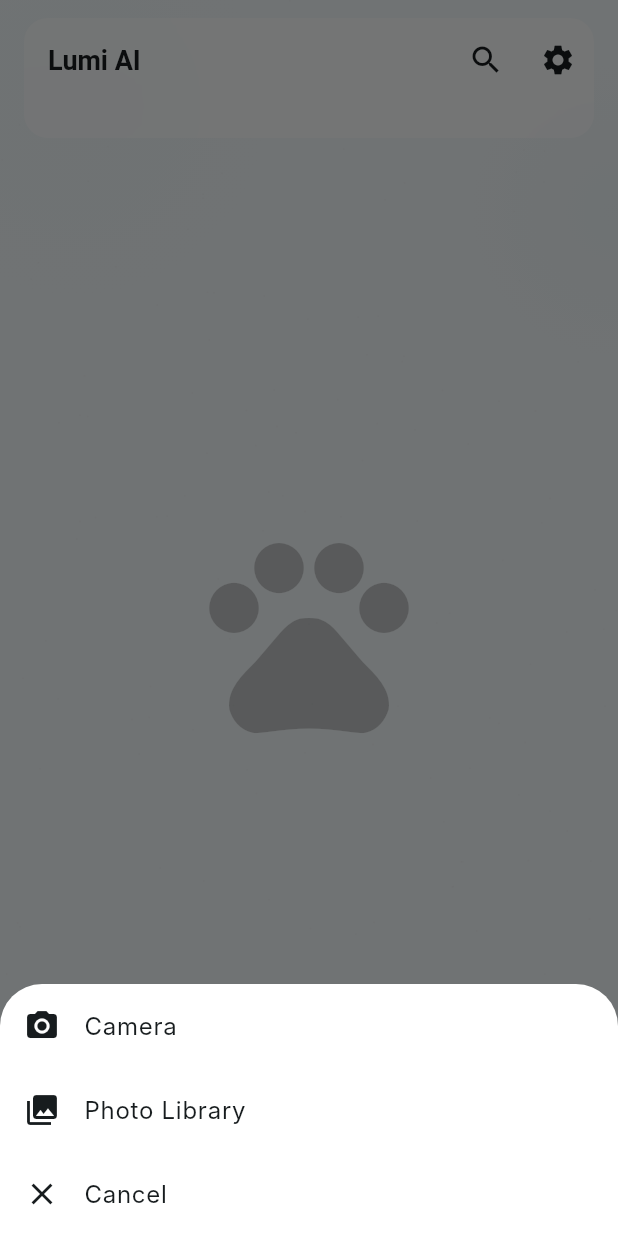
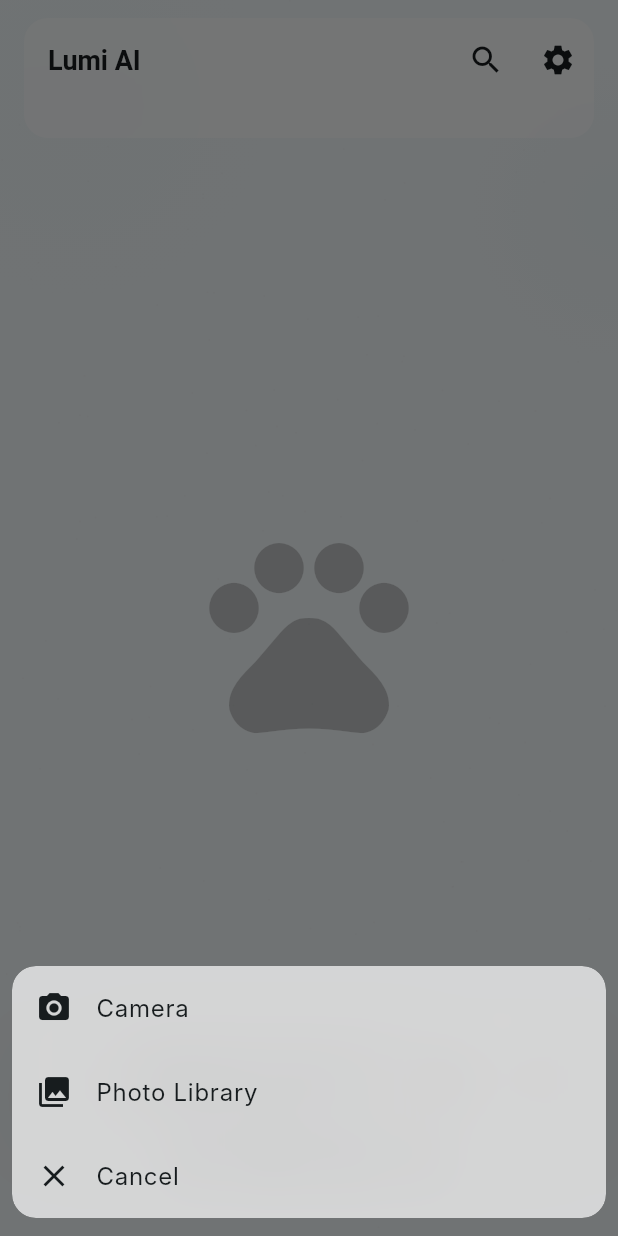
Before and after one commit to tianhaoz95/lumi, a Flutter app: the HomeScreen screen opened by its route, after a tap on the "add" icon, on a phone screen of 412 x 824 dp. Run offline on Flutter 3.47's test engine with Material 3 defaults, Android fonts, the phone set to English and light mode, and no system bars; our stand-ins replace appwrite, battery_plus, flutter_local_notifications, flutter_riverpod, go_router; missing offline and left inert: background_fetch, dart:ffi, flutter_background_geolocation, flutter_rust_bridge; Roboto replaces fonts that are missing (Inter, Manrope); statements that could not run were skipped.

Commit message:
feat(ui): glassmorphism for modals — add GlassModal widget, update Home sheet, add widget test, create worklog.md
Co-authored-by: Copilot <223556219+Copilot@users.noreply.github.com>

```diff
--- a/lib/features/home/home_impl.dart
+++ b/lib/features/home/home_impl.dart
@@ -9,6 +9,7 @@ import '../../core/widgets/lumi_top_app_bar.dart';
 import '../../shared/widgets/atmospheric_background.dart';
 import '../../shared/widgets/kit_ghost.dart';
 import '../../shared/widgets/lumi_card.dart';
+import '../../shared/widgets/glass_modal.dart';
 import '../../shared/widgets/tokens_overlay.dart';
 import '../../shared/widgets/lumi_text_field.dart';
 import '../../widgets/floating_nav_bar.dart';
@@ -64,10 +65,9 @@ class _HomeScreenState extends ConsumerState<HomeScreen> {
 
   // Shows the add bottom sheet with Camera / Photo Library options.
   void _showAddSheet() async {
-    final choice = await showModalBottomSheet<String>(
+    final choice = await showGlassModalBottomSheet<String>(
       context: context,
-      builder: (context) => SafeArea(
-        child: Wrap(
+      builder: (context) => Wrap(
         children: [
           ListTile(
             leading: const Icon(Icons.camera_alt),
@@ -86,7 +86,6 @@ class _HomeScreenState extends ConsumerState<HomeScreen> {
             onTap: () => Navigator.of(context).pop(),
           ),
         ],
-        ),
       ),
     );
 
--- /dev/null
+++ b/lib/shared/widgets/glass_modal.dart
@@ -0,0 +1,58 @@
+import 'dart:ui';
+
+import 'package:flutter/material.dart';
+
+import '../../core/theme.dart';
+
+/// A reusable glassmorphism modal/card container.
+/// Use `GlassModal` as the root of modal builders, or call
+/// `showGlassModalBottomSheet` to present a bottom sheet with glass styling.
+class GlassModal extends StatelessWidget {
+  final Widget child;
+  final BorderRadius? borderRadius;
+  final EdgeInsets? padding;
+
+  const GlassModal({Key? key, required this.child, this.borderRadius, this.padding}) : super(key: key);
+
+  @override
+  Widget build(BuildContext context) {
+    final radius = borderRadius ?? BorderRadius.circular(16.0);
+
+    return Padding(
+      padding: padding ?? const EdgeInsets.all(12.0),
+      child: ClipRRect(
+        borderRadius: radius,
+        child: BackdropFilter(
+          filter: ImageFilter.blur(sigmaX: 20.0, sigmaY: 20.0),
+          child: Container(
+            decoration: BoxDecoration(
+              color: LumiColors.surfaceContainerLowest.withOpacity(0.70),
+              borderRadius: radius,
+            ),
+            child: child,
+          ),
+        ),
+      ),
+    );
+  }
+}
+
+/// Helper to show a glassmorphism bottom sheet.
+Future<T?> showGlassModalBottomSheet<T>({
+  required BuildContext context,
+  required WidgetBuilder builder,
+  bool isScrollControlled = false,
+}) {
+  return showModalBottomSheet<T>(
+    context: context,
+    isScrollControlled: isScrollControlled,
+    backgroundColor: Colors.transparent,
+    elevation: 0,
+    builder: (ctx) => SafeArea(
+      child: GlassModal(
+        padding: const EdgeInsets.symmetric(horizontal: 8.0, vertical: 12.0),
+        child: builder(ctx),
+      ),
+    ),
+  );
+}
```
Also changed, not shown: 3 other files. Lines whose indentation alone changed are shown as unchanged.
